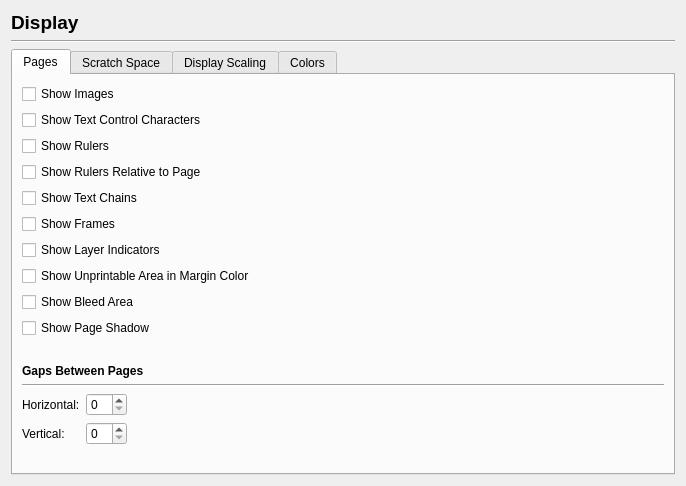
First picture: the form in scribus/ui/prefs_displaybase.ui, repository scribusproject/scribus, before the edit.
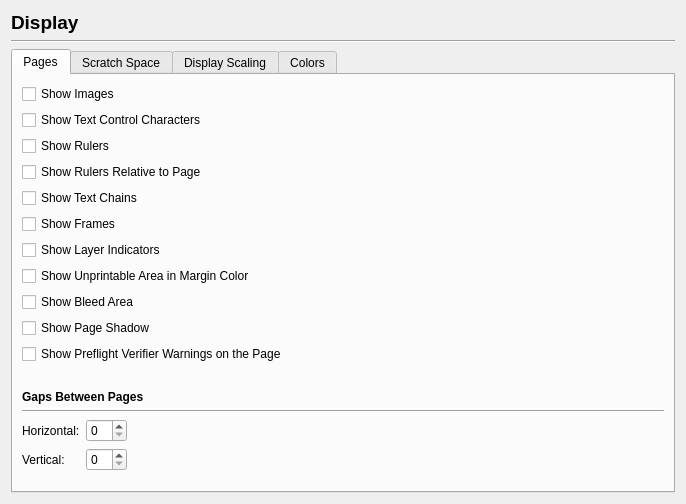
Second picture: the form after the edit. Custom widgets are drawn as their Qt base class.

Commit message: Add new option for displaying preflight verifier preferences on canvas, back end work to be done later eg for image resolution warning

```diff
--- a/scribus/ui/prefs_displaybase.ui
+++ b/scribus/ui/prefs_displaybase.ui
@@ -7,7 +7,7 @@
     <x>0</x>
     <y>0</y>
     <width>686</width>
-    <height>486</height>
+    <height>504</height>
    </rect>
   </property>
   <property name="windowTitle">
@@ -117,6 +117,13 @@
            </property>
           </widget>
          </item>
+         <item>
+          <widget class="QCheckBox" name="showVerifierWarningsOnCanvasCheckBox">
+           <property name="text">
+            <string>Show Preflight Verifier Warnings on the Page</string>
+           </property>
+          </widget>
+         </item>
         </layout>
        </item>
        <item>
```
The commit also changes 3 other files.
